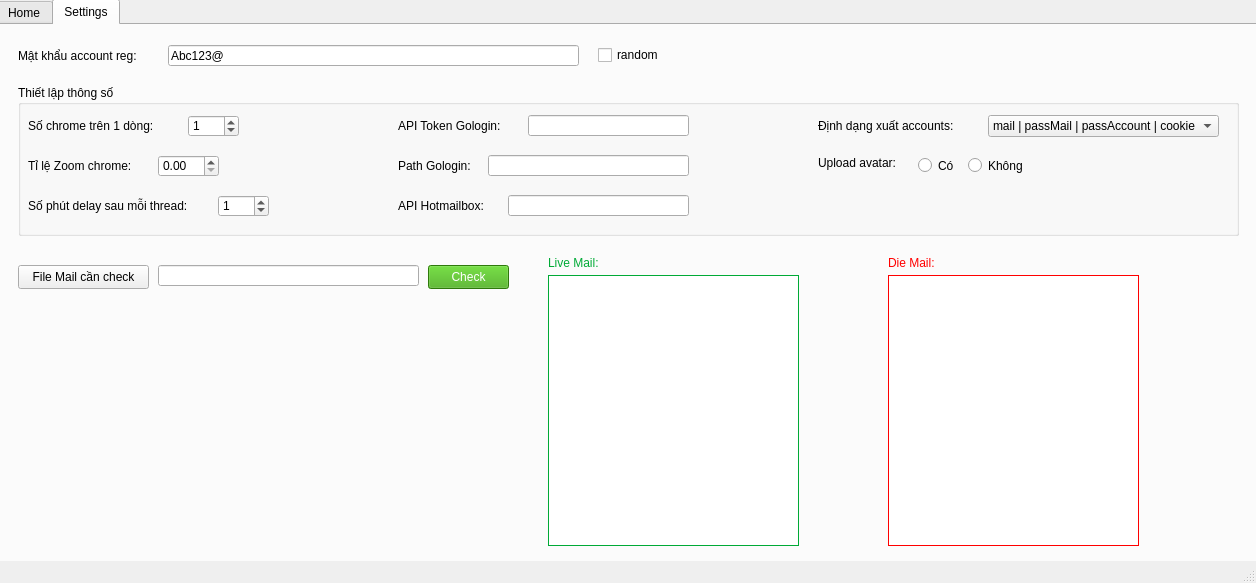
The window that test.ui (AELONG2001/ToolRegCloneTiktok-Python) describes before a commit, drawn with Qt 5.
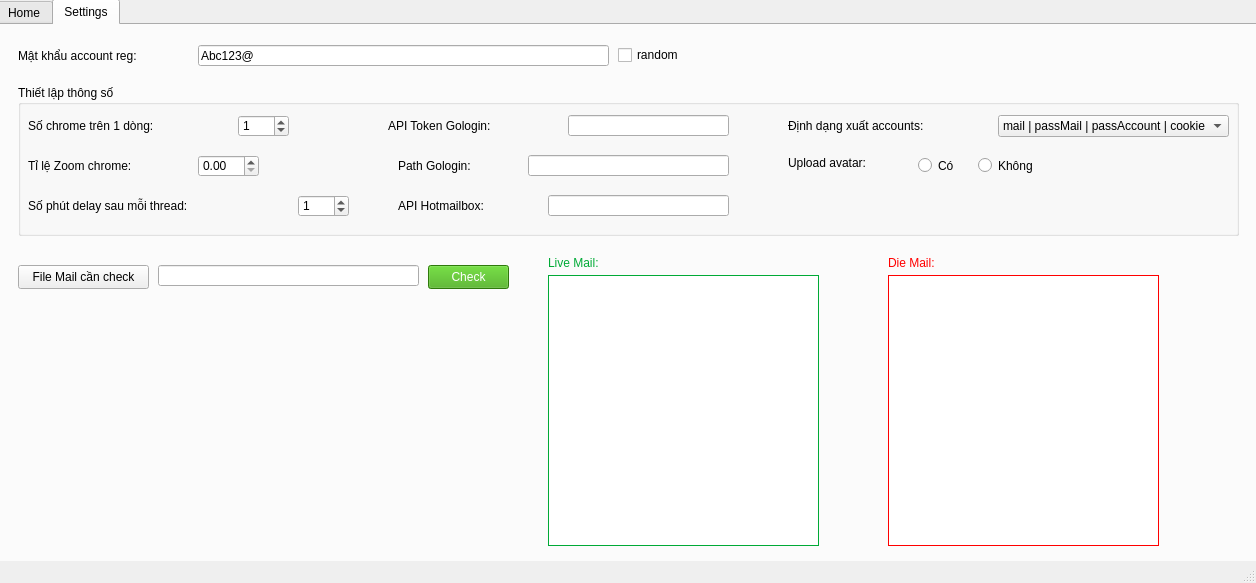
The same window after the commit. Icons and pictures are not drawn.

Patch:
```diff
--- a/test.ui
+++ b/test.ui
@@ -561,7 +561,7 @@
        <rect>
         <x>20</x>
         <y>20</y>
-        <width>151</width>
+        <width>181</width>
         <height>21</height>
        </rect>
       </property>
@@ -576,7 +576,7 @@
      <widget class="QLineEdit" name="password_reg_account_value">
       <property name="geometry">
        <rect>
-        <x>170</x>
+        <x>200</x>
         <y>20</y>
         <width>411</width>
         <height>21</height>
@@ -619,7 +619,7 @@
         <rect>
          <x>10</x>
          <y>30</y>
-         <width>151</width>
+         <width>221</width>
          <height>21</height>
         </rect>
        </property>
@@ -632,7 +632,7 @@
         <rect>
          <x>10</x>
          <y>70</y>
-         <width>121</width>
+         <width>171</width>
          <height>21</height>
         </rect>
        </property>
@@ -645,7 +645,7 @@
         <rect>
          <x>10</x>
          <y>110</y>
-         <width>181</width>
+         <width>261</width>
          <height>21</height>
         </rect>
        </property>
@@ -656,7 +656,7 @@
       <widget class="QDoubleSpinBox" name="chrome_percent_zoom_value">
        <property name="geometry">
         <rect>
-         <x>140</x>
+         <x>180</x>
          <y>70</y>
          <width>61</width>
          <height>22</height>
@@ -669,9 +669,9 @@
       <widget class="QLabel" name="api_token_gologin">
        <property name="geometry">
         <rect>
-         <x>380</x>
+         <x>370</x>
          <y>30</y>
-         <width>121</width>
+         <width>171</width>
          <height>21</height>
         </rect>
        </property>
@@ -682,7 +682,7 @@
       <widget class="QLineEdit" name="api_token_gologin_value">
        <property name="geometry">
         <rect>
-         <x>510</x>
+         <x>550</x>
          <y>30</y>
          <width>161</width>
          <height>21</height>
@@ -692,9 +692,9 @@
       <widget class="QLabel" name="is_upload_avatar">
        <property name="geometry">
         <rect>
-         <x>800</x>
+         <x>770</x>
          <y>70</y>
-         <width>101</width>
+         <width>161</width>
          <height>16</height>
         </rect>
        </property>
@@ -721,7 +721,7 @@
       <widget class="QRadioButton" name="is_upload_avatar_no">
        <property name="geometry">
         <rect>
-         <x>950</x>
+         <x>960</x>
          <y>70</y>
          <width>71</width>
          <height>21</height>
@@ -737,7 +737,7 @@
       <widget class="QLineEdit" name="api_hotmailbox_value">
        <property name="geometry">
         <rect>
-         <x>490</x>
+         <x>530</x>
          <y>110</y>
          <width>181</width>
          <height>21</height>
@@ -752,7 +752,7 @@
         <rect>
          <x>380</x>
          <y>110</y>
-         <width>111</width>
+         <width>151</width>
          <height>21</height>
         </rect>
        </property>
@@ -763,9 +763,9 @@
       <widget class="QLabel" name="export_account_format">
        <property name="geometry">
         <rect>
-         <x>800</x>
+         <x>770</x>
          <y>30</y>
-         <width>161</width>
+         <width>211</width>
          <height>21</height>
         </rect>
        </property>
@@ -776,7 +776,7 @@
       <widget class="QComboBox" name="export_account_format_value">
        <property name="geometry">
         <rect>
-         <x>970</x>
+         <x>980</x>
          <y>30</y>
          <width>231</width>
          <height>22</height>
@@ -804,7 +804,7 @@
       <widget class="QSpinBox" name="chrome_setting_line_value">
        <property name="geometry">
         <rect>
-         <x>170</x>
+         <x>220</x>
          <y>30</y>
          <width>51</width>
          <height>22</height>
@@ -814,6 +814,7 @@
         <font>
          <family>Segoe UI</family>
          <pointsize>9</pointsize>
+         <weight>50</weight>
          <italic>false</italic>
          <bold>false</bold>
          <strikeout>false</strikeout>
@@ -830,7 +831,7 @@
       <widget class="QSpinBox" name="chrome_delay_minute_value">
        <property name="geometry">
         <rect>
-         <x>200</x>
+         <x>280</x>
          <y>110</y>
          <width>51</width>
          <height>22</height>
@@ -840,6 +841,7 @@
         <font>
          <family>Segoe UI</family>
          <pointsize>9</pointsize>
+         <weight>50</weight>
          <italic>false</italic>
          <bold>false</bold>
          <strikeout>false</strikeout>
@@ -856,7 +858,7 @@
       <widget class="QLineEdit" name="api_token_gologin_value_2">
        <property name="geometry">
         <rect>
-         <x>470</x>
+         <x>510</x>
          <y>70</y>
          <width>201</width>
          <height>21</height>
@@ -868,7 +870,7 @@
         <rect>
          <x>380</x>
          <y>70</y>
-         <width>91</width>
+         <width>121</width>
          <height>21</height>
         </rect>
        </property>
@@ -928,7 +930,7 @@
        <rect>
         <x>550</x>
         <y>230</y>
-        <width>61</width>
+        <width>91</width>
         <height>16</height>
        </rect>
       </property>
@@ -945,7 +947,7 @@
        <rect>
         <x>550</x>
         <y>250</y>
-        <width>251</width>
+        <width>271</width>
         <height>271</height>
        </rect>
       </property>
@@ -958,7 +960,7 @@
        <rect>
         <x>890</x>
         <y>230</y>
-        <width>61</width>
+        <width>91</width>
         <height>16</height>
        </rect>
       </property>
@@ -975,7 +977,7 @@
        <rect>
         <x>890</x>
         <y>250</y>
-        <width>251</width>
+        <width>271</width>
         <height>271</height>
        </rect>
       </property>
@@ -986,9 +988,9 @@
      <widget class="QCheckBox" name="checkBox">
       <property name="geometry">
        <rect>
-        <x>600</x>
+        <x>620</x>
         <y>20</y>
-        <width>72</width>
+        <width>91</width>
         <height>20</height>
        </rect>
       </property>
```
Left out of the diff: 49 changed lines with no effect on the pictures.
